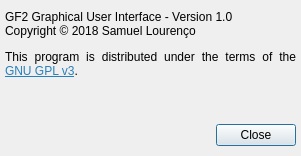
The window that src/about.ui (bloguetronica/gf2-gui) describes before a commit, drawn with Qt 5.
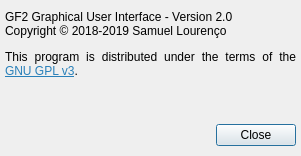
The same window after the commit. Icons and pictures are not drawn.

```diff
--- a/src/about.ui
+++ b/src/about.ui
@@ -49,7 +49,7 @@
     </rect>
    </property>
    <property name="text">
-    <string>&lt;html&gt;&lt;head/&gt;&lt;body&gt;&lt;p&gt;GF2 Graphical User Interface - Version 1.0&lt;br/&gt;Copyright &amp;copy; 2018 Samuel Lourenço&lt;/p&gt;&lt;p&gt;This program is distributed under the terms of the &lt;a href=&quot;http://www.gnu.org/licenses/gpl-3.0-standalone.html&quot;&gt;&lt;span style=&quot; text-decoration: underline; color:#2980b9;&quot;&gt;GNU GPL v3&lt;/span&gt;&lt;/a&gt;.&lt;/p&gt;&lt;/body&gt;&lt;/html&gt;</string>
+    <string>&lt;html&gt;&lt;head/&gt;&lt;body&gt;&lt;p&gt;GF2 Graphical User Interface - Version 2.0&lt;br/&gt;Copyright © 2018-2019 Samuel Lourenço&lt;/p&gt;&lt;p&gt;This program is distributed under the terms of the &lt;a href=&quot;http://www.gnu.org/licenses/gpl-3.0-standalone.html&quot;&gt;&lt;span style=&quot; text-decoration: underline; color:#2980b9;&quot;&gt;GNU GPL v3&lt;/span&gt;&lt;/a&gt;.&lt;/p&gt;&lt;/body&gt;&lt;/html&gt;</string>
    </property>
    <property name="alignment">
     <set>Qt::AlignJustify|Qt::AlignTop</set>
```
